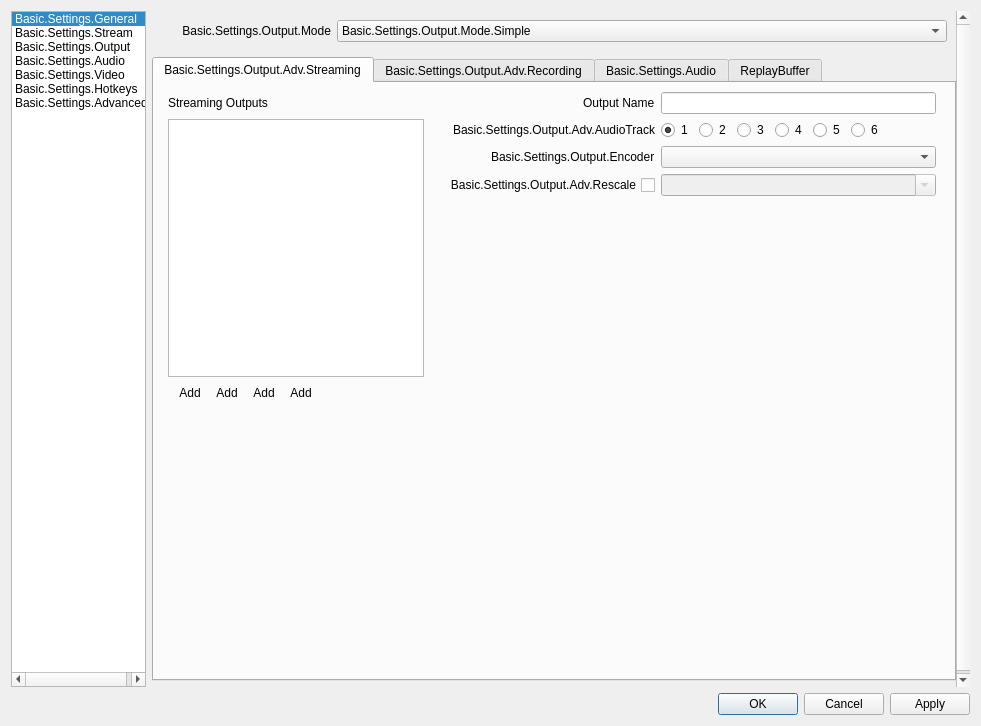
The window that UI/forms/OBSBasicSettings.ui (DDRBoxman/obs-studio) describes before a commit, drawn with Qt 5.
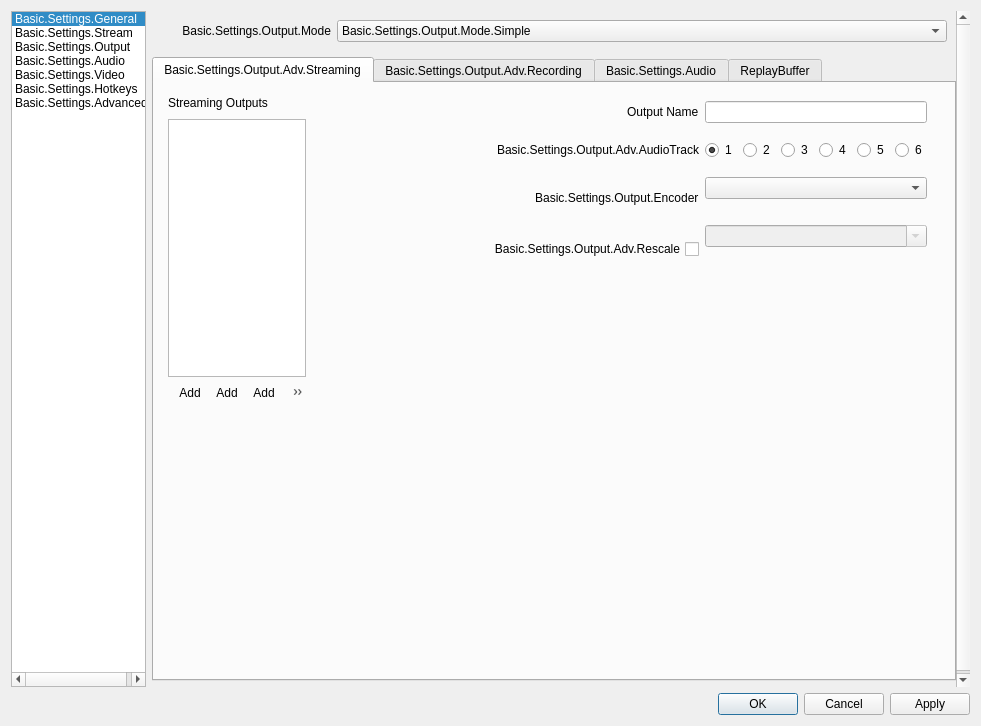
The same window after the commit. The open tabs and pages were chosen to show the change. Icons and pictures are not drawn. Custom widgets are drawn as their Qt base class.

Diff of the .ui file:
```diff
--- a/UI/forms/OBSBasicSettings.ui
+++ b/UI/forms/OBSBasicSettings.ui
@@ -2328,6 +2328,7 @@
                       </widget>
                      </item>
                      <item>
+                      <widget class="QWidget" name="advStreamOutputSettings">
                       <layout class="QVBoxLayout" name="verticalLayout_12">
                        <item alignment="Qt::AlignTop">
                       <widget class="QWidget" name="widget_4">
@@ -2381,7 +2382,9 @@
                               </size>
                              </property>
                              <property name="text">
-                              <string>Basic.Settings.Output.Adv.AudioTrack</string>
+                                            <string>
+                                              Basic.Settings.Output.Adv.AudioTrack
+                                            </string>
                              </property>
                              <property name="alignment">
                               <set>Qt::AlignRight|Qt::AlignTrailing|Qt::AlignVCenter</set>
@@ -2460,7 +2463,9 @@
                            <item row="3" column="0">
                             <widget class="QLabel" name="advOutEncLabel">
                              <property name="text">
-                              <string>Basic.Settings.Output.Encoder</string>
+                                            <string>
+                                              Basic.Settings.Output.Encoder
+                                            </string>
                              </property>
                              <property name="buddy">
                               <cstring>advOutEncoder</cstring>
@@ -2482,7 +2487,9 @@
                               <enum>Qt::RightToLeft</enum>
                              </property>
                              <property name="text">
-                              <string>Basic.Settings.Output.Adv.Rescale</string>
+                                            <string>
+                                              Basic.Settings.Output.Adv.Rescale
+                                            </string>
                              </property>
                             </widget>
                            </item>
@@ -2503,6 +2510,7 @@
                       </widget>
                      </item>
                       </layout>
+                      </widget>
                      </item>
                     </layout>
                    </widget>
```
Left out of the diff: 89 changed lines with no effect on the pictures. Lines whose indentation alone changed are shown as unchanged.
